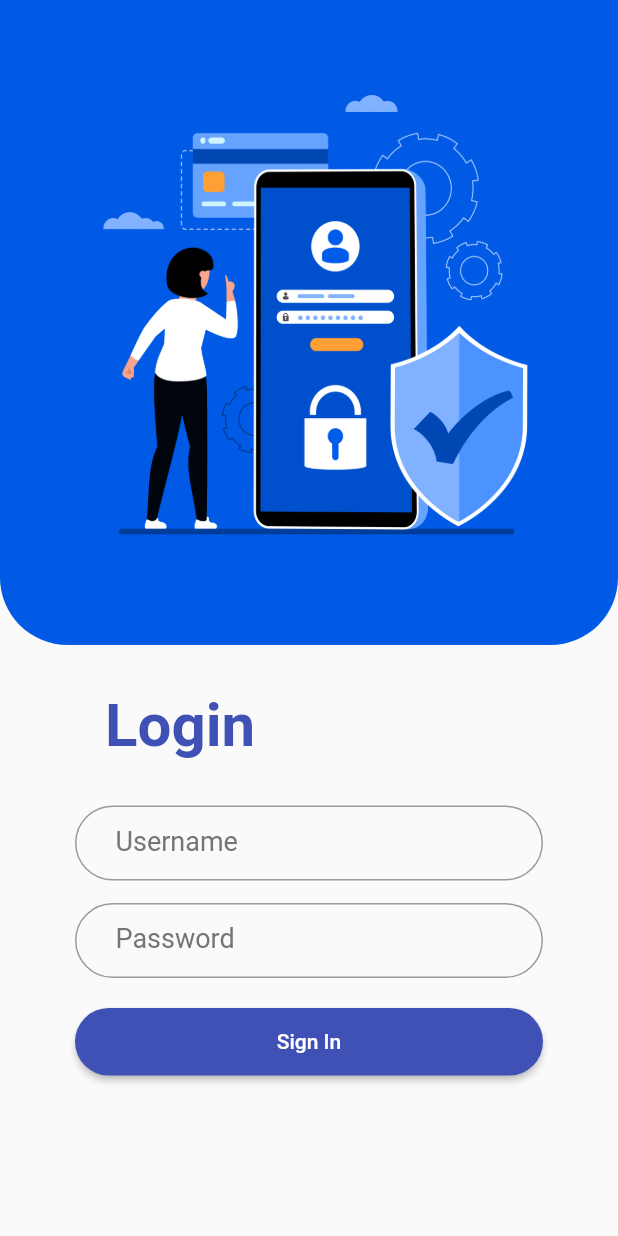
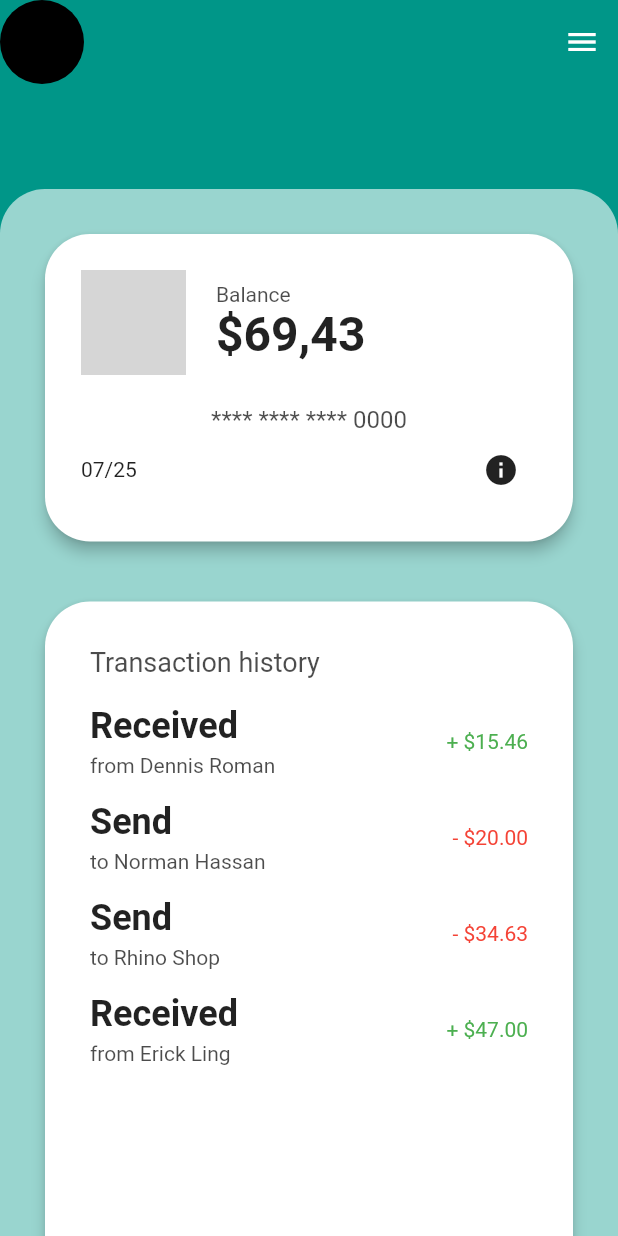
Before and after one commit to maslma/montda_app, a Flutter app: the screen it shows after launch, on a phone screen of 412 x 824 dp. Run offline on Flutter 3.47's test engine with Material 2 defaults, Android fonts, the phone set to English and light mode, and no system bars; grey boxes are pictures that could not be loaded.

Commit message:
add home screen lec3

```diff
--- /dev/null
+++ b/lib/lec3/home_screen.dart
@@ -0,0 +1,158 @@
+import 'package:flutter/material.dart';
+import 'package:montada_app/lec3/widget/single_info_widget.dart';
+
+class HomeScreen extends StatelessWidget {
+  const HomeScreen({Key? key}) : super(key: key);
+
+  @override
+  Widget build(BuildContext context) {
+    return Scaffold(
+      backgroundColor: Colors.teal,
+      appBar: AppBar(
+        // iconTheme: IconThemeData(color: Colors.black),
+        // actions: [Icon(Icons.search)],
+        // title: Text("Home Screen"),
+        centerTitle: true,
+        elevation: 0,
+        backgroundColor: Colors.teal,
+        leading: Container(
+          width: 10,
+          height: 10,
+          decoration: BoxDecoration(
+            shape: BoxShape.circle,
+            color: Colors.black,
+          ),
+        ),
+      ),
+      endDrawer: Drawer(),
+      body: SafeArea(
+          child: Column(
+            children: [
+              SizedBox(
+                height: 70,
+              ),
+              Expanded(
+                child: Container(
+                  decoration: BoxDecoration(
+                    borderRadius: BorderRadius.vertical(top: Radius.circular(30)),
+                    color: Colors.white60,
+                  ),
+                  height: double.infinity,
+                  width: double.infinity,
+                  child: Column(
+                    children: [
+                      Card(
+                        elevation: 4,
+                        margin: EdgeInsets.all(30),
+                        color: Colors.white,
+                        shape: RoundedRectangleBorder(
+                            borderRadius: BorderRadius.circular(30)),
+                        child: Padding(
+                          padding: const EdgeInsets.all(24),
+                          child: Column(
+                            children: [
+                              Row(
+                                children: [
+                                  Image.asset(
+                                    "assets/images/comp_icon.png",
+                                    width: 70,
+                                    height: 70,
+                                  ),
+                                  SizedBox(
+                                    width: 20,
+                                  ),
+                                  Column(
+                                    crossAxisAlignment: CrossAxisAlignment.start,
+                                    children: [
+                                      Text(
+                                        "Balance",
+                                        style: TextStyle(
+                                            fontSize: 14,
+                                            color: Colors.black.withOpacity(0.7)),
+                                      ),
+                                      Text(
+                                        "\$69,43",
+                                        style: TextStyle(
+                                            fontSize: 32,
+                                            fontWeight: FontWeight.w600),
+                                      ),
+                                    ],
+                                  ),
+                                ],
+                              ),
+                              SizedBox(
+                                height: 20,
+                              ),
+                              Text(
+                                "**** **** **** 0000",
+                                style: TextStyle(
+                                    fontSize: 16,
+                                    color: Colors.black.withOpacity(0.7)),
+                              ),
+                              Row(
+                                mainAxisAlignment: MainAxisAlignment.spaceBetween,
+                                children: [
+                                  Text("07/25"),
+                                  IconButton(
+                                      onPressed: () {}, icon: Icon(Icons.info))
+                                ],
+                              )
+                            ],
+                          ),
+                        ),
+                      ),
+                      Expanded(
+                        child: Card(
+                          shape: RoundedRectangleBorder(
+                              borderRadius: BorderRadius.vertical(top: Radius.circular(30))),
+                          elevation: 4,
+                          margin: EdgeInsets.fromLTRB(30, 10, 30, 0),
+                          color: Colors.white,
+                          child: Padding(
+                            padding: const EdgeInsets.all(30),
+                            child: SingleChildScrollView(
+                              child: Column(
+                                crossAxisAlignment: CrossAxisAlignment.start,
+                                children: [
+                                  Text(
+                                    "Transaction history",
+                                    style: TextStyle(
+                                        fontSize: 18,
+                                        color: Colors.black.withOpacity(0.7)),
+                                  ),
+                                  const    SizedBox(
+                                    height: 10,
+                                  ),
+                                  const SingleInfoWidget(
+                                      description: "from Dennis Roman",
+                                      coast: "15.46",
+                                      isPlus:true),
+                                  const SingleInfoWidget(
+                                      description: "to Norman Hassan",
+                                      coast: "20.00",
+                                      isPlus:false),
+                                  const SingleInfoWidget(
+
+                                      description: "to Rhino Shop",
+                                      coast: "34.63",
+                                      isPlus:false),
+                                  const SingleInfoWidget(
+                                      description: "from Erick Ling",
+                                      coast: "47.00",
+                                      isPlus:true),
+
+                                ],
+                              ),
+                            ),
+                          ),
+                        ),
+                      ),
+                    ],
+                  ),
+                ),
+              )
+            ],
+          )),
+    );
+  }
+}
--- /dev/null
+++ b/lib/lec3/widget/single_info_widget.dart
@@ -0,0 +1,44 @@
+import 'package:flutter/material.dart';
+
+class SingleInfoWidget extends StatelessWidget {
+  const SingleInfoWidget(
+      {Key? key,
+        required this.description,
+        required this.coast, required this.isPlus,
+      })
+      : super(key: key);
+  final String description;
+  final String coast;
+  final bool isPlus;
+
+  @override
+  Widget build(BuildContext context) {
+    return Padding(
+      padding: const EdgeInsets.symmetric(vertical: 8.0),
+      child: Row(
+        mainAxisAlignment: MainAxisAlignment.spaceBetween,
+        children: [
+          Column(
+            crossAxisAlignment: CrossAxisAlignment.start,
+            children: [
+              Text(
+                isPlus?"Received":"Send",
+                style: TextStyle(fontSize: 24, fontWeight: FontWeight.bold),
+              ),
+              SizedBox(height: 4,),
+              Text(
+                description,
+                style:
+                TextStyle(fontSize: 14, color: Colors.black.withOpacity(0.7)),
+              ),
+            ],
+          ),
+          Text(
+            isPlus?"+ \$$coast":"- \$$coast",
+            style: TextStyle(color: isPlus?Colors.green:Colors.red),
+          ),
+        ],
+      ),
+    );
+  }
+}
--- a/lib/main.dart
+++ b/lib/main.dart
@@ -1,4 +1,5 @@
 import 'package:flutter/material.dart';
+import 'package:montada_app/lec3/home_screen.dart';
 import 'package:montada_app/login.dart';
 import 'package:montada_app/my_goals_screen.dart';
 
@@ -15,7 +16,7 @@ class MyApp extends StatelessWidget {
     return  const MaterialApp(
       debugShowCheckedModeBanner: false,
       title: 'Montda App',
-      home: LoginScreen(),
+      home: HomeScreen(),
     );
   }
 }
```
Also changed, not shown: lib/login.dart (+17 -16 lines), assets/images/triangular-logo.png (added), lib/lec3/profile_screen.dart (added).
